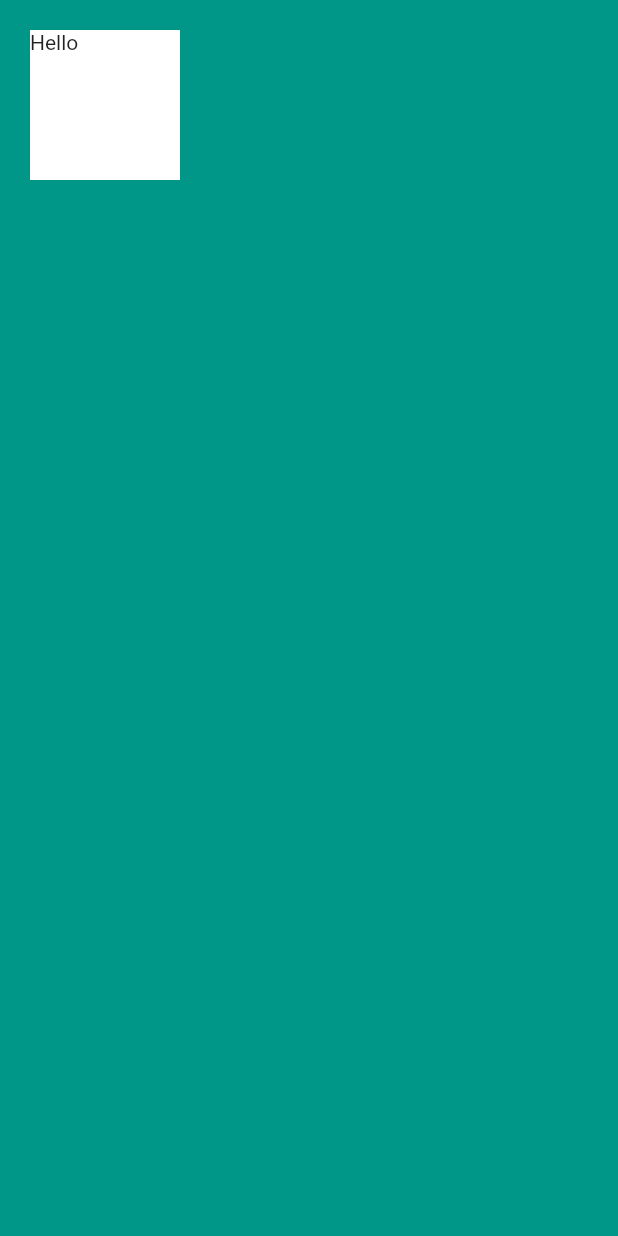
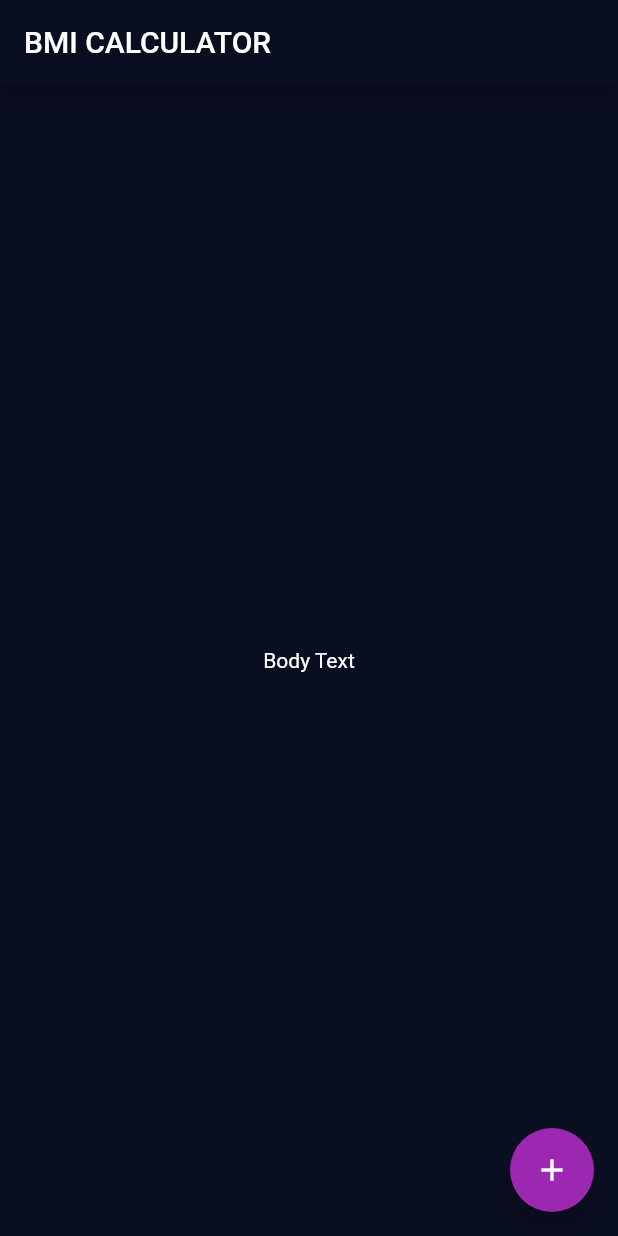
Before and after one commit to Jowooseok/fluuterStudy, a Flutter app: the screen it shows after launch, on a phone screen of 412 x 824 dp. Run offline on Flutter 3.47's test engine with Material 2 defaults, Android fonts, the phone set to English and light mode, and no system bars.

Commit message:
BMI start

```diff
--- a/fluuter_study/lib/main.dart
+++ b/fluuter_study/lib/main.dart
@@ -1,24 +1,39 @@
 import 'package:flutter/material.dart';
 
-void main() {
-  runApp(Myapp());
-}
+void main() => runApp(BMICalculator());
 
-class Myapp extends StatelessWidget {
+class BMICalculator extends StatelessWidget {
   @override
   Widget build(BuildContext context) {
     return MaterialApp(
-      home: Scaffold(
-        backgroundColor: Colors.teal,
-        body: SafeArea(
-          child: Container(
-            height: 100.0,
-            width: 100.0,
-            margin: EdgeInsets.all(20.0),
-            color: Colors.white,
-            child: Text('Hello'),
-          ),
-        ),
+      theme: ThemeData(
+        primaryColor: Color(0xff0a0e21),
+        scaffoldBackgroundColor: Color(0xff0a0e21),
+        textTheme: TextTheme(body1: TextStyle(color: Color(0xffffffff))),
+        accentColor: Colors.purple,
+      ),
+      home: InputPage(),
+    );
+  }
+}
+
+class InputPage extends StatefulWidget {
+  @override
+  _InputPageState createState() => _InputPageState();
+}
+
+class _InputPageState extends State<InputPage> {
+  @override
+  Widget build(BuildContext context) {
+    return Scaffold(
+      appBar: AppBar(
+        title: Text('BMI CALCULATOR'),
+      ),
+      body: Center(
+        child: Text('Body Text'),
+      ),
+      floatingActionButton: FloatingActionButton(
+        child: Icon(Icons.add),
       ),
     );
   }
```
Also changed, not shown: fluuter_study/pubspec.yaml (+3 -59 lines).
